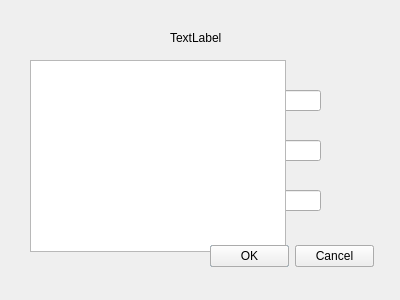
Above: serverroom.ui from JosefNatanael/ThePhotoEditor before the change. Below: the same form after it.
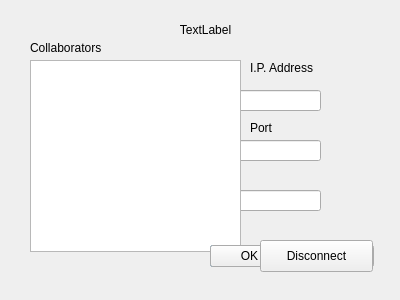
That is the form after the change.

Commit message: Fixed server room UI and connections.

What changed in the file:
```diff
--- a/serverroom.ui
+++ b/serverroom.ui
@@ -16,15 +16,18 @@
   <widget class="QLabel" name="titleLabel">
    <property name="geometry">
     <rect>
-     <x>170</x>
-     <y>30</y>
-     <width>59</width>
-     <height>16</height>
+     <x>70</x>
+     <y>20</y>
+     <width>271</width>
+     <height>20</height>
     </rect>
    </property>
    <property name="text">
     <string>TextLabel</string>
    </property>
+   <property name="alignment">
+    <set>Qt::AlignCenter</set>
+   </property>
   </widget>
   <widget class="QLineEdit" name="nameLine">
    <property name="geometry">
@@ -100,7 +103,7 @@
     <rect>
      <x>30</x>
      <y>60</y>
-     <width>256</width>
+     <width>211</width>
      <height>192</height>
     </rect>
    </property>
@@ -131,6 +134,96 @@
     <set>QDialogButtonBox::Cancel|QDialogButtonBox::Ok</set>
    </property>
   </widget>
+  <widget class="QLabel" name="collaboratorsLabel">
+   <property name="geometry">
+    <rect>
+     <x>30</x>
+     <y>40</y>
+     <width>81</width>
+     <height>16</height>
+    </rect>
+   </property>
+   <property name="text">
+    <string>Collaborators</string>
+   </property>
+  </widget>
+  <widget class="QPushButton" name="disconnectButton">
+   <property name="geometry">
+    <rect>
+     <x>260</x>
+     <y>240</y>
+     <width>113</width>
+     <height>32</height>
+    </rect>
+   </property>
+   <property name="text">
+    <string>Disconnect</string>
+   </property>
+  </widget>
+  <widget class="QLabel" name="roomIpLabel">
+   <property name="geometry">
+    <rect>
+     <x>250</x>
+     <y>60</y>
+     <width>81</width>
+     <height>16</height>
+    </rect>
+   </property>
+   <property name="text">
+    <string>I.P. Address</string>
+   </property>
+  </widget>
+  <widget class="QLabel" name="ipContent">
+   <property name="geometry">
+    <rect>
+     <x>250</x>
+     <y>80</y>
+     <width>141</width>
+     <height>16</height>
+    </rect>
+   </property>
+   <property name="font">
+    <font>
+     <weight>75</weight>
+     <bold>true</bold>
+    </font>
+   </property>
+   <property name="text">
+    <string/>
+   </property>
+  </widget>
+  <widget class="QLabel" name="roomPortLabel">
+   <property name="geometry">
+    <rect>
+     <x>250</x>
+     <y>120</y>
+     <width>59</width>
+     <height>16</height>
+    </rect>
+   </property>
+   <property name="text">
+    <string>Port</string>
+   </property>
+  </widget>
+  <widget class="QLabel" name="portContent">
+   <property name="geometry">
+    <rect>
+     <x>250</x>
+     <y>140</y>
+     <width>141</width>
+     <height>16</height>
+    </rect>
+   </property>
+   <property name="font">
+    <font>
+     <weight>75</weight>
+     <bold>true</bold>
+    </font>
+   </property>
+   <property name="text">
+    <string/>
+   </property>
+  </widget>
  </widget>
  <resources/>
  <connections/>
```
The commit also changes 8 other files.
